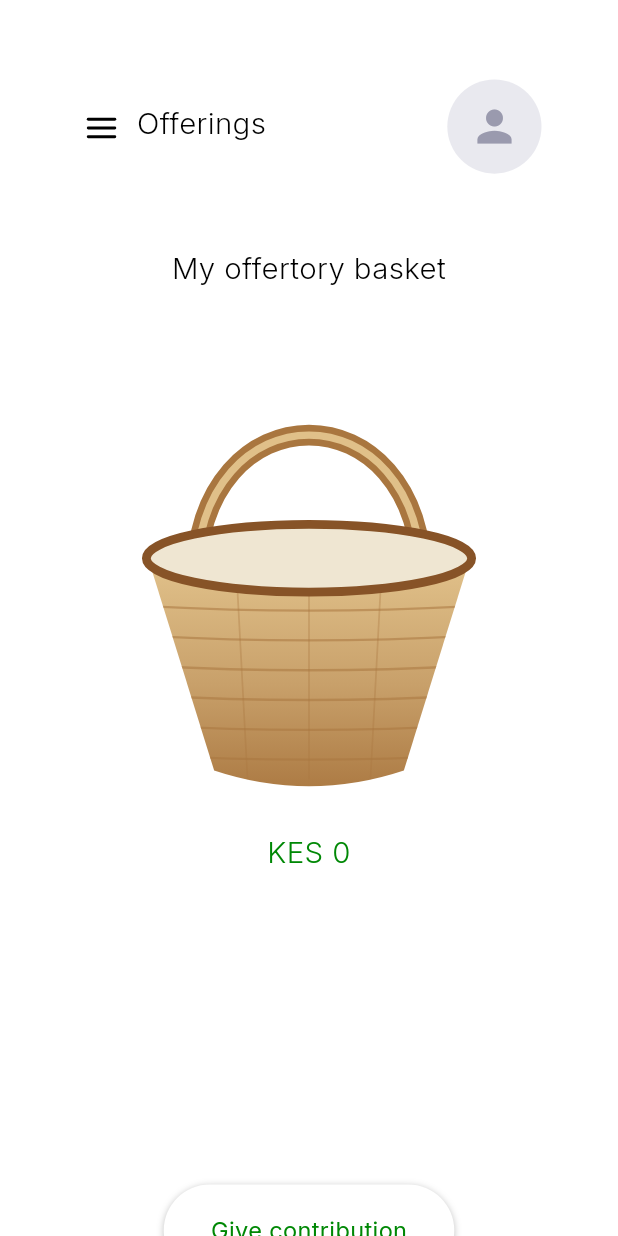
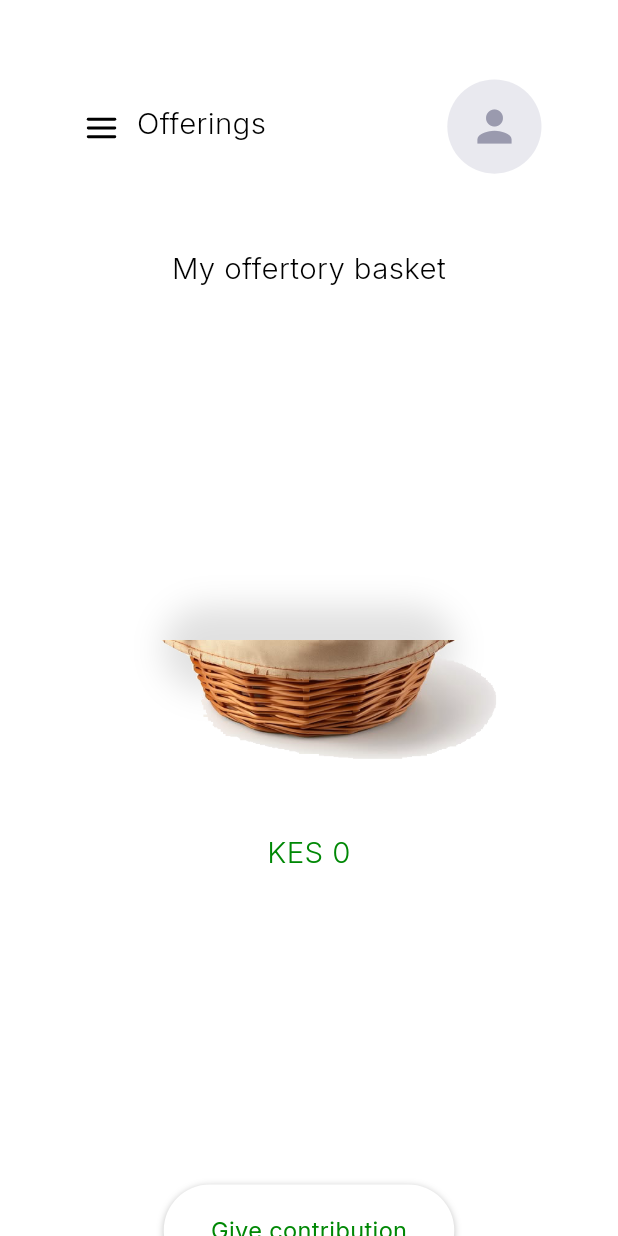
Before and after one commit to bahashaSDA/bahasha, a Flutter app: the CheckoutScreen screen opened directly, on a phone screen of 412 x 824 dp. Run offline on Flutter 3.47's test engine with Material 3 defaults, Android fonts, the phone set to English and light mode, and no system bars; our stand-ins replace connectivity_plus, dio, drift, flutter_riverpod, flutter_secure_storage, flutter_svg and 3 more; missing offline and left inert: bluetooth_low_energy, cryptography, flutter_reactive_ble; accounts and stored records are empty; generated files the repository leaves out were written again.

Commit message:
Realistic basket: cut-out fruits nestled inside a real wicker basket
The checkout fruits looked fake because the photos had white-box backgrounds.
Now:
- Remove the white background from every fruit (border flood-fill keeps interior
  highlights like coconut flesh) so each is a real transparent cut-out.
- Crop the real wicker basket photo to its fruit-free front (cream lip + woven
  body), transparent, as basket_front.png; layer it IN FRONT of the chosen
  fruits so their lower halves tuck inside — verified against rendered 1/3/6-
  fruit composites.
- Downscale fruit/basket assets (11MB -> 3.7MB) to trim the APK.

flutter analyze clean.

Co-Authored-By: Claude Opus 4.8 <noreply@anthropic.com>

```diff
--- a/bahasha-mobile/lib/features/contribution/presentation/widgets/fruit_basket.dart
+++ b/bahasha-mobile/lib/features/contribution/presentation/widgets/fruit_basket.dart
@@ -1,10 +1,10 @@
-import 'dart:math' as math;
 import 'package:flutter/material.dart';
 
 /// The offertory basket that holds EXACTLY the fruits the giver chose — nothing
-/// they didn't. The wicker basket is drawn (so it's empty by default) and the
-/// chosen fruit images are clustered in its opening, each dropping in with a
-/// staggered animation as the "adding to the basket" motion.
+/// they didn't. Built from a real wicker basket photo (basket_front.png: the
+/// cream-lined front lip + woven body) layered IN FRONT of the chosen fruits
+/// (transparent cut-outs), so the fruits look genuinely nestled inside the
+/// basket. Each fruit drops in with a staggered animation.
 class FruitBasket extends StatelessWidget {
   const FruitBasket({
     super.key,
@@ -18,31 +18,35 @@ class FruitBasket extends StatelessWidget {
   final Animation<double> animation;
   final double size;
 
+  // The real basket-front asset's native aspect ratio.
+  static const double _basketAspect = 250 / 736;
+
   @override
   Widget build(BuildContext context) {
     final w = size;
-    final h = size * 0.98;
+    final boxH = size;
+    final basketH = w * _basketAspect;
+    final frontTop = boxH - basketH; // y where the real basket lip begins
     final n = assets.length;
 
-    // Cluster the chosen fruits in the basket opening. Up to five sit in one
-    // row; more wrap to a second, slightly-raised row. Fruits overlap a little
-    // so a full basket reads as full, a single fruit sits centred.
-    final perRow = n <= 5 ? n : (n / 2).ceil();
-    final fruitSize = (n <= 3 ? 0.34 : n <= 6 ? 0.28 : 0.24) * w;
-    final step = fruitSize * 0.72;
+    final perRow = n <= 4 ? n : (n / 2).ceil();
+    final fruitSize = (n <= 2 ? 0.52 : n <= 4 ? 0.46 : n <= 6 ? 0.36 : 0.30) * w;
+    final step = fruitSize * 0.62;
+    // Fruit bottoms sink into the basket lip so they read as tucked inside
+    // (verified against a rendered composite of 1/3/6 fruits).
+    final baseBottom = frontTop + basketH * 0.58;
 
-    final placed = <Widget>[];
+    final fruits = <Widget>[];
     for (var i = 0; i < n; i++) {
       final row = i < perRow ? 0 : 1;
       final idxInRow = i - row * perRow;
-      final countInRow = row == 0 ? math.min(perRow, n) : n - perRow;
+      final countInRow = row == 0 ? (n < perRow ? n : perRow) : n - perRow;
       final cx = w / 2 + (idxInRow - (countInRow - 1) / 2) * step;
-      final cy = h * 0.40 - row * fruitSize * 0.42 + (idxInRow.isEven ? 0 : h * 0.015);
+      final cy = baseBottom - fruitSize / 2 - row * (fruitSize * 0.50) - (idxInRow.isOdd ? fruitSize * 0.06 : 0);
 
-      // Staggered drop-in for each fruit.
-      final start = n <= 1 ? 0.0 : (i / n) * 0.55;
+      final start = n <= 1 ? 0.0 : (i / n) * 0.5;
       final curve = CurvedAnimation(parent: animation, curve: Interval(start, 1, curve: Curves.easeOutBack));
-      placed.add(Positioned(
+      fruits.add(Positioned(
         left: cx - fruitSize / 2,
         top: cy - fruitSize / 2,
         width: fruitSize,
@@ -50,7 +54,7 @@ class FruitBasket extends StatelessWidget {
         child: FadeTransition(
           opacity: animation,
           child: SlideTransition(
-            position: Tween<Offset>(begin: const Offset(0, -0.6), end: Offset.zero).animate(curve),
+            position: Tween<Offset>(begin: const Offset(0, -0.7), end: Offset.zero).animate(curve),
             child: ScaleTransition(
               scale: Tween<double>(begin: 0.5, end: 1).animate(curve),
               child: Image.asset(assets[i], fit: BoxFit.contain),
@@ -62,80 +66,30 @@ class FruitBasket extends StatelessWidget {
 
     return SizedBox(
       width: w,
-      height: h,
+      height: boxH,
       child: Stack(
         clipBehavior: Clip.none,
         children: [
-          Positioned.fill(child: CustomPaint(painter: _BasketPainter())),
-          ...placed,
+          // Soft contact shadow so the pile has weight.
+          Positioned(
+            left: w * 0.18, right: w * 0.18, top: frontTop - fruitSize * 0.15, height: basketH * 0.5,
+            child: Container(
+              decoration: BoxDecoration(
+                borderRadius: BorderRadius.circular(200),
+                boxShadow: [BoxShadow(color: Colors.black.withValues(alpha: 0.12), blurRadius: 18, spreadRadius: 2)],
+              ),
+            ),
+          ),
+          // Chosen fruits (behind the basket front).
+          ...fruits,
+          // The real basket, in front, so fruit bottoms tuck inside it.
+          Positioned(
+            left: 0, right: 0, bottom: 0, height: basketH,
+            child: Image.asset('assets/baskets/basket_front.png',
+                fit: BoxFit.fitWidth, alignment: Alignment.bottomCenter),
+          ),
         ],
       ),
     );
   }
 }
-
-/// A stylised wicker basket: handle, woven body, and a cream cloth lining at the
-/// rim — drawn so it starts empty and only the chosen fruits fill it.
-class _BasketPainter extends CustomPainter {
-  static const _tanLight = Color(0xFFE0C089);
-  static const _tan = Color(0xFFC8A06A);
-  static const _tanDark = Color(0xFFA9763F);
-  static const _rim = Color(0xFF875327);
-  static const _cloth = Color(0xFFEFE6D2);
-
-  @override
-  void paint(Canvas canvas, Size size) {
-    final w = size.width, h = size.height;
-    final s = w / 307; // stroke scale
-
-    // Handle.
-    final handle = Path()
-      ..moveTo(0.25 * w, 0.53 * h)
-      ..cubicTo(0.25 * w, 0.10 * h, 0.75 * w, 0.10 * h, 0.75 * w, 0.53 * h);
-    canvas.drawPath(handle, Paint()
-      ..style = PaintingStyle.stroke..strokeWidth = 14 * s..color = _tanDark..strokeCap = StrokeCap.round);
-    canvas.drawPath(handle, Paint()
-      ..style = PaintingStyle.stroke..strokeWidth = 5 * s..color = _tanLight..strokeCap = StrokeCap.round);
-
-    // Body bowl.
-    final bowl = Path()
-      ..moveTo(0.15 * w, 0.50 * h)
-      ..lineTo(0.85 * w, 0.50 * h)
-      ..lineTo(0.71 * w, 0.95 * h)
-      ..quadraticBezierTo(0.50 * w, 1.02 * h, 0.29 * w, 0.95 * h)
-      ..close();
-    final bodyRect = Rect.fromLTWH(0.15 * w, 0.50 * h, 0.70 * w, 0.52 * h);
-    canvas.drawPath(bowl, Paint()
-      ..shader = const LinearGradient(
-        begin: Alignment.topCenter, end: Alignment.bottomCenter,
-        colors: [_tanLight, _tan, _tanDark],
-      ).createShader(bodyRect));
-
-    // Woven horizontal lines, clipped to the bowl.
-    canvas.save();
-    canvas.clipPath(bowl);
-    final weave = Paint()..style = PaintingStyle.stroke..strokeWidth = 1.6 * s..color = _tanDark.withValues(alpha: 0.55);
-    for (var i = 1; i <= 6; i++) {
-      final y = 0.52 * h + i * 0.066 * h;
-      final p = Path()
-        ..moveTo(0.14 * w, y)
-        ..quadraticBezierTo(0.5 * w, y + 0.02 * h, 0.86 * w, y);
-      canvas.drawPath(p, weave);
-    }
-    // A couple of vertical staves for weave texture.
-    for (final fx in [0.34, 0.5, 0.66]) {
-      canvas.drawLine(Offset(fx * w, 0.52 * h), Offset((fx * 0.85 + 0.075) * w, 0.97 * h),
-          Paint()..style = PaintingStyle.stroke..strokeWidth = 1.2 * s..color = _tanDark.withValues(alpha: 0.35));
-    }
-    canvas.restore();
-
-    // Cream cloth lining + rim.
-    final rimRect = Rect.fromCenter(center: Offset(0.5 * w, 0.48 * h), width: 0.72 * w, height: 0.15 * h);
-    canvas.drawOval(rimRect, Paint()..color = _cloth);
-    canvas.drawOval(rimRect, Paint()
-      ..style = PaintingStyle.stroke..strokeWidth = 6 * s..color = _rim);
-  }
-
-  @override
-  bool shouldRepaint(covariant _BasketPainter oldDelegate) => false;
-}
--- a/bahasha-mobile/pubspec.yaml
+++ b/bahasha-mobile/pubspec.yaml
@@ -1,7 +1,7 @@
 name: bahasha
 description: "Bahasha — offline-first church giving over Bluetooth Low Energy."
 publish_to: 'none'
-version: 1.1.3+10
+version: 1.1.4+11
 
 environment:
   sdk: ^3.12.0
```
Also changed, not shown: bahasha-mobile/assets/baskets/basket_front.png (added), bahasha-mobile/assets/fruits/adventist_men.png, bahasha-mobile/assets/fruits/camp_budget.png, bahasha-mobile/assets/fruits/camp_offering.png, bahasha-mobile/assets/fruits/children_ministry.png, bahasha-mobile/assets/fruits/church_budget.png, bahasha-mobile/assets/fruits/development.png, bahasha-mobile/assets/fruits/mission.png, bahasha-mobile/assets/fruits/offering.png, bahasha-mobile/assets/fruits/tithe.png, bahasha-mobile/assets/fruits/women_ministry.png.
